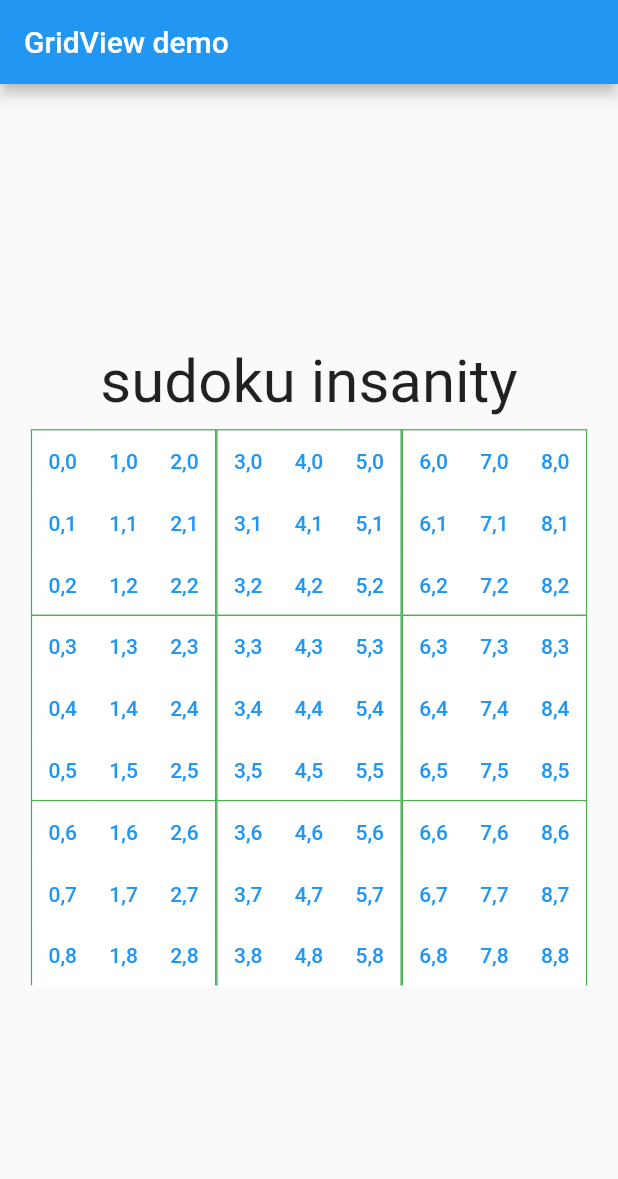
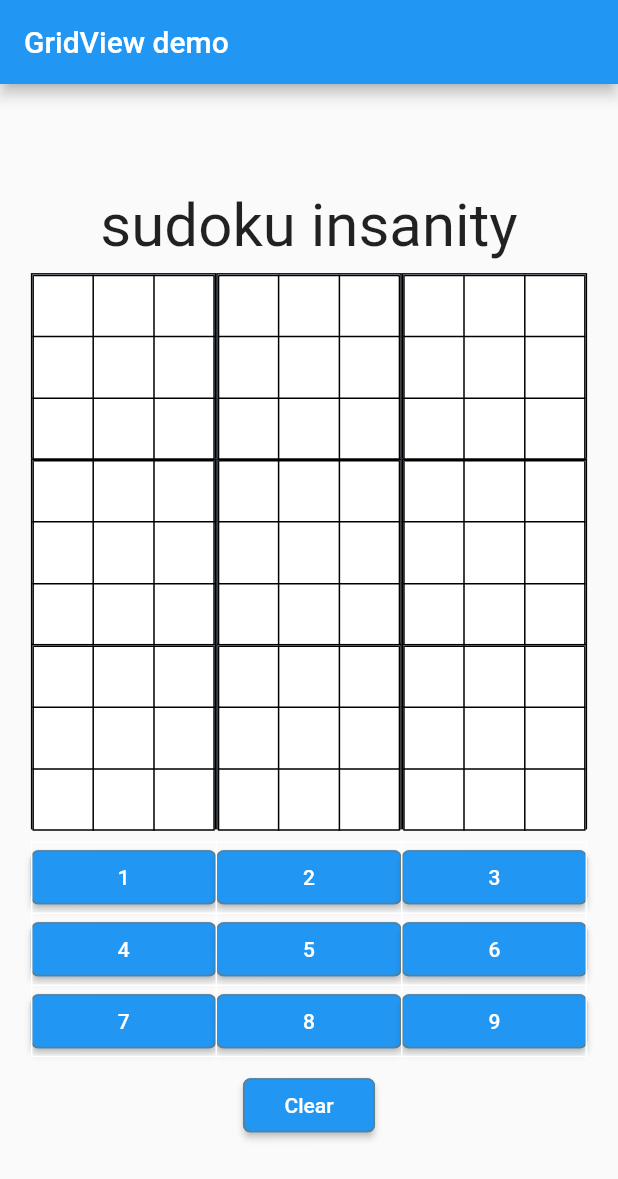
Before and after one commit to kikku340/sudoquai, a Flutter app: the screen it shows after launch, on a phone screen of 412 x 824 dp. Shown: the top 1179 px of the screen. Run offline on Flutter 3.47's test engine with Material 2 defaults, Android fonts, the phone set to English and light mode, and no system bars.

Commit message:
数字ボタンを追加&数字に対してマス目の値を変更

```diff
--- a/lib/main.dart
+++ b/lib/main.dart
@@ -1,9 +1,6 @@
 //import 'dart:html';
-import 'package:sprintf/sprintf.dart';
-
 import './config/size_config.dart';
 import 'package:flutter/material.dart';
-import './gamearea.dart';
 
 void main() => runApp(
       MaterialApp(
@@ -21,6 +18,8 @@ class MyApp extends StatefulWidget {
 
 class _State extends State<MyApp> {
   var _scaffoldKey = new GlobalKey<ScaffoldState>();
+  int _selectedrow = 1;
+  int _selectedcolumn = 1;
 
   List<List<Color>> currentcolors =
       List.generate(9, (_) => List.generate(9, (_) => Colors.white));
@@ -37,9 +36,23 @@ class _State extends State<MyApp> {
   }
 
   void updatearea(int row, int column) {
+    _selectedcolumn = column;
+    _selectedrow = row;
     setState(() {
       initializecolors();
-      currentcolors[row][column] = Colors.blue;
+      currentcolors[_selectedrow][_selectedcolumn] =
+          Color.fromARGB(255, 188, 225, 255);
+    });
+  }
+
+  void updatenumber(int num) {
+    String inputstring;
+    if (num == 99)
+      inputstring = "";
+    else
+      inputstring = num.toString();
+    setState(() {
+      currentnumbers[_selectedrow][_selectedcolumn] = inputstring;
     });
   }
 
@@ -63,9 +76,59 @@ class _State extends State<MyApp> {
             ),
           ),
           sudokucontainer(),
+          Padding(
+            padding: const EdgeInsets.all(8.0),
+            child: numbercontainer(),
+          ),
+          MaterialButton(
+            shape: RoundedRectangleBorder(
+              borderRadius: BorderRadius.circular(5),
+              side: BorderSide(color: Colors.blueGrey),
+            ),
+            color: Colors.blue,
+            child: Text(
+              "Clear",
+              style: TextStyle(color: Colors.white),
+            ),
+            onPressed: () => updatenumber(99),
+          )
         ]),
       ))),
     );
+  }
+
+  Widget numbercontainer() {
+    double side = SizeConfig.blockSizeHorizontal! * 90;
+    return Container(
+        width: side,
+        child: Table(
+            border: TableBorder.all(color: Colors.white),
+            columnWidths: const <int, TableColumnWidth>{
+              0: FlexColumnWidth(1.0),
+              1: FlexColumnWidth(1.0),
+              2: FlexColumnWidth(1.0),
+            },
+            defaultVerticalAlignment: TableCellVerticalAlignment.top,
+            children: [
+              for (int i = 0; i < 7; i += 3) ...{
+                TableRow(children: [
+                  for (int j = 1; j < 4; j++) ...{
+                    MaterialButton(
+                      shape: RoundedRectangleBorder(
+                        borderRadius: BorderRadius.circular(5), //角の丸み
+                        side: BorderSide(color: Colors.blueGrey), //枠//枠線の設定
+                      ),
+                      color: Colors.blue,
+                      child: Text(
+                        (i + j).toString(),
+                        style: TextStyle(color: Colors.white),
+                      ),
+                      onPressed: () => updatenumber(i + j),
+                    ),
+                  }
+                ])
+              }
+            ]));
   }
 
   Widget sudokucontainer() {
@@ -83,11 +146,11 @@ class _State extends State<MyApp> {
                 width: side / 3,
                 height: side / 3,
                 decoration: BoxDecoration(
-                  border: Border.all(color: Colors.green),
+                  border: Border.all(color: Colors.black),
                   //borderRadius: BorderRadius.circular(10),
                 ),
                 child: Table(
-                    border: TableBorder.all(color: Colors.white),
+                    border: TableBorder.all(color: Colors.black),
                     columnWidths: const <int, TableColumnWidth>{
                       0: FlexColumnWidth(1.0),
                       1: FlexColumnWidth(1.0),
@@ -106,8 +169,12 @@ class _State extends State<MyApp> {
                                 color: currentcolors[3 * row + j]
                                     [3 * column + i],
                                 child: TextButton(
-                                  child: Text(sprintf(
-                                      "%i,%i", [3 * row + j, 3 * column + i])),
+                                  child: Text(currentnumbers[3 * row + j]
+                                      [3 * column + i]),
+                                  style: ButtonStyle(
+                                      foregroundColor:
+                                          MaterialStateProperty.all<Color>(
+                                              Colors.black)),
                                   onPressed: () =>
                                       updatearea(3 * row + j, 3 * column + i),
                                 ),
```
Also changed, not shown: lib/gamearea.dart (deleted, +0 -111 lines).
